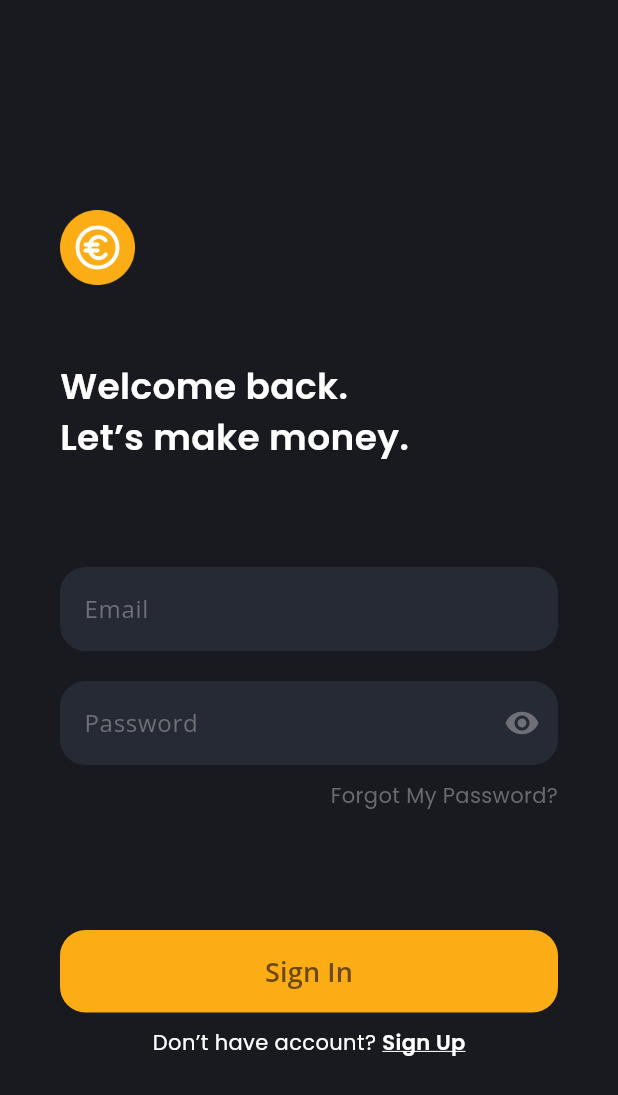
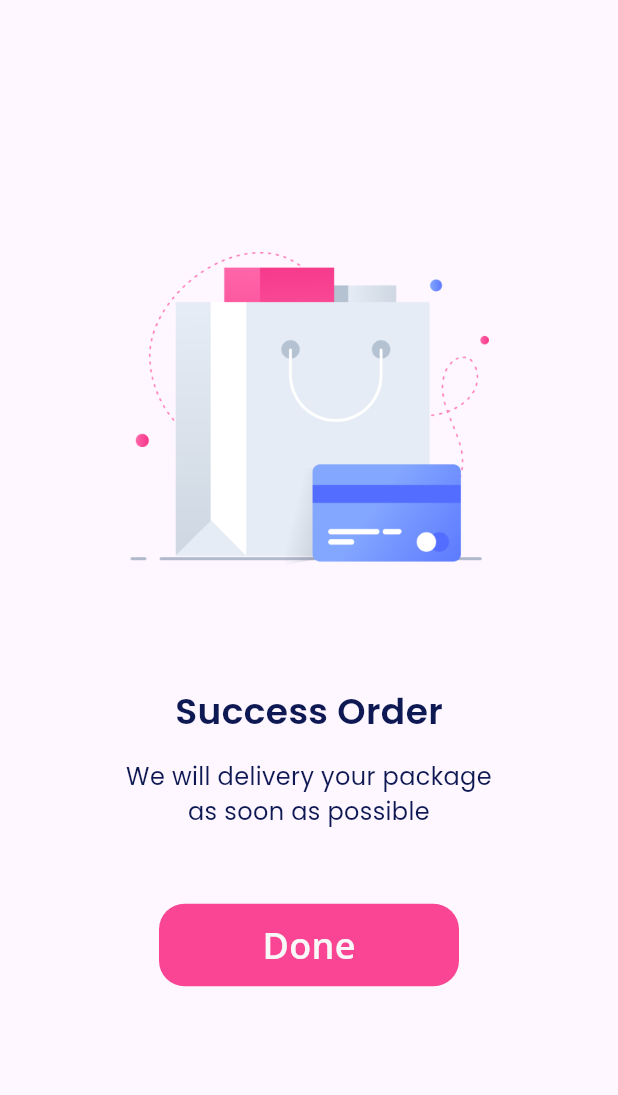
Before and after one commit to iqbal-rahmatullah/FlutterUI-7Challenge, a Flutter app: the screen it shows after launch, on a phone screen of 412 x 824 dp. Shown: the top 1095 px of the screen. Run offline on Flutter 3.47's test engine with Material 3 defaults, Android fonts, the phone set to English and light mode, and no system bars; our stand-ins replace google_fonts.

Commit message:
Project 4.1 Done

```diff
--- a/lib/main.dart
+++ b/lib/main.dart
@@ -1,4 +1,5 @@
 import 'package:flutter/material.dart';
+import 'package:seven_project/pages/empty_page1.dart';
 import 'package:seven_project/pages/get_started1.dart';
 import 'package:seven_project/pages/sign_in1.dart';
 import 'package:seven_project/pages/splash_screen1.dart';
@@ -14,7 +15,7 @@ class MyApp extends StatelessWidget {
   Widget build(BuildContext context) {
     return const MaterialApp(
       debugShowCheckedModeBanner: false,
-      home: SignIn1(), //Change this to view other page
+      home: EmptyPage1(), //Change this to view other page
     );
   }
 }
--- /dev/null
+++ b/lib/pages/empty_page1.dart
@@ -0,0 +1,57 @@
+import 'package:flutter/material.dart';
+import 'package:seven_project/widgets/project4/textStyle.dart';
+
+class EmptyPage1 extends StatelessWidget {
+  const EmptyPage1({super.key});
+
+  @override
+  Widget build(BuildContext context) {
+    return Scaffold(
+      body: Column(
+          mainAxisAlignment: MainAxisAlignment.center,
+          crossAxisAlignment: CrossAxisAlignment.center,
+          children: [
+            Center(
+              child: Image.asset(
+                'assets/project4/cart_illustration.png',
+                width: 240,
+                height: 210,
+              ),
+            ),
+            SizedBox(
+              height: 80,
+            ),
+            Text(
+              "Success Order",
+              style: semiBoldText,
+            ),
+            SizedBox(
+              height: 16,
+            ),
+            Text(
+              "We will delivery your package\nas soon as possible",
+              style: lightText,
+              textAlign: TextAlign.center,
+            ),
+            SizedBox(
+              height: 50,
+            ),
+            GestureDetector(
+              child: Container(
+                width: 200,
+                height: 55,
+                decoration: BoxDecoration(
+                    color: Color(0xffF94593),
+                    borderRadius: BorderRadius.circular(17)),
+                child: Center(
+                  child: Text(
+                    "Done",
+                    style: buttonText,
+                  ),
+                ),
+              ),
+            )
+          ]),
+    );
+  }
+}
--- /dev/null
+++ b/lib/widgets/project4/textStyle.dart
@@ -0,0 +1,22 @@
+import 'package:flutter/material.dart';
+import 'package:google_fonts/google_fonts.dart';
+
+//Style Page Empty State 1
+Color blackColor = Color(0xff0E1954);
+
+TextStyle semiBoldText = GoogleFonts.poppins(
+    color: blackColor, fontSize: 24, fontWeight: FontWeight.w600);
+
+TextStyle lightText = GoogleFonts.poppins(color: blackColor, fontSize: 16);
+
+TextStyle buttonText = GoogleFonts.openSans(
+    color: Color(0xffF8F8F8), fontWeight: FontWeight.w600, fontSize: 24);
+
+//Style Page Empty State 2
+Color whiteColor = Color(0xffFFFFFF);
+
+TextStyle headingTitle = GoogleFonts.poppins(
+    fontSize: 24, color: whiteColor, fontWeight: FontWeight.w600);
+
+TextStyle paragraphText = GoogleFonts.poppins(
+    color: whiteColor, fontSize: 16, fontWeight: FontWeight.w300);
--- a/pubspec.yaml
+++ b/pubspec.yaml
@@ -59,8 +59,10 @@ flutter:
 
   # To add assets to your application, add an assets section, like this:
   assets:
-    - assets/
+    - assets/project1/
+    - assets/project2/
     - assets/project3/
+    - assets/project4/
 
   # An image asset can refer to one or more resolution-specific "variants", see
   # https://flutter.dev/assets-and-images/#resolution-aware
```
Also changed, not shown: assets/project4/cart_illustration.png (added), assets/project4/money_illustration.png (added).
